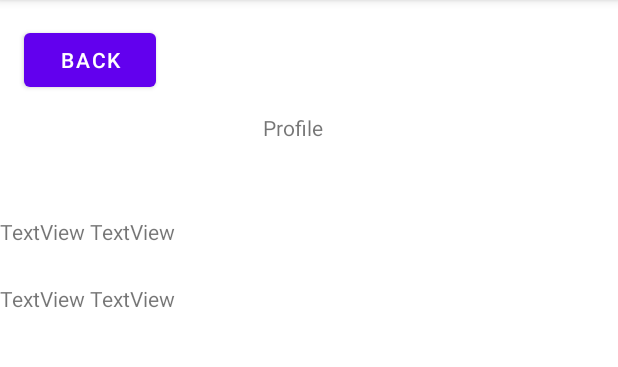
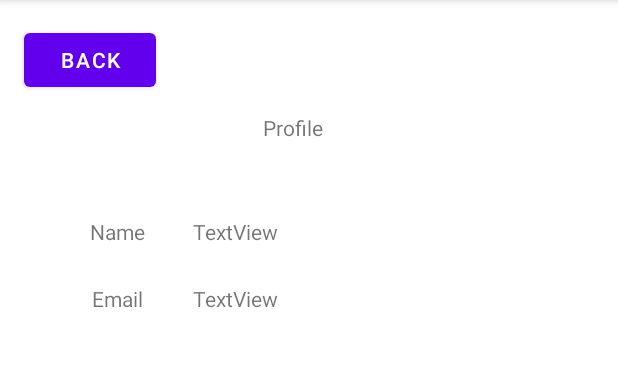
Before and after one commit to sam19981/InClass07_002787959_002783511, an Android app: the fragment ProfileFragment shown on its own in the app's theme, on a phone screen of 412 x 824 dp, the part 84-451 px from its top. Run offline under Robolectric (Android 15) with nearby library versions, the phone set to English and light mode, and no system bars; network calls fail.

Commit message:
fixed profile

```diff
--- a/app/src/main/res/layout/fragment_profile.xml
+++ b/app/src/main/res/layout/fragment_profile.xml
@@ -23,7 +23,7 @@
         android:layout_height="wrap_content"
         android:layout_marginStart="60dp"
         android:layout_marginTop="50dp"
-        android:text="TextView"
+        android:text="@string/Name_val"
         app:layout_constraintStart_toStartOf="parent"
         app:layout_constraintTop_toBottomOf="@+id/textView3" />
 
@@ -32,7 +32,7 @@
         android:layout_width="wrap_content"
         android:layout_height="wrap_content"
         android:layout_marginTop="25dp"
-        android:text="TextView"
+        android:text="@string/Email_text"
         app:layout_constraintEnd_toEndOf="@+id/textView4"
         app:layout_constraintStart_toStartOf="@+id/textView4"
         app:layout_constraintTop_toBottomOf="@+id/textView4" />
@@ -41,10 +41,11 @@
         android:id="@+id/disp_name"
         android:layout_width="wrap_content"
         android:layout_height="wrap_content"
+        android:layout_marginStart="32dp"
         android:layout_marginTop="50dp"
         android:text="TextView"
-        app:layout_constraintTop_toBottomOf="@+id/textView3"
-        tools:layout_editor_absoluteX="178dp" />
+        app:layout_constraintStart_toEndOf="@+id/textView4"
+        app:layout_constraintTop_toBottomOf="@+id/textView3" />
 
     <TextView
         android:id="@+id/disp_email"
--- a/app/src/main/res/values/strings.xml
+++ b/app/src/main/res/values/strings.xml
@@ -15,6 +15,7 @@
     <string name="Back_text" />
     <string name="back">back</string>
     <string name="back_text">back</string>
+    <string name="Name_val">Name</string>
 
 
 </resources>
```
Also changed, not shown: app/src/main/res/layout/fragment_notes_display.xml (+4 -8 lines).
